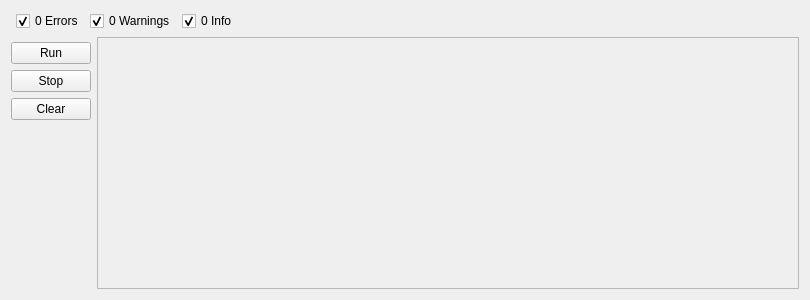
Old version of the form src/gui/ui/validatorview.ui in the repository facade-technologies-inc/facile.
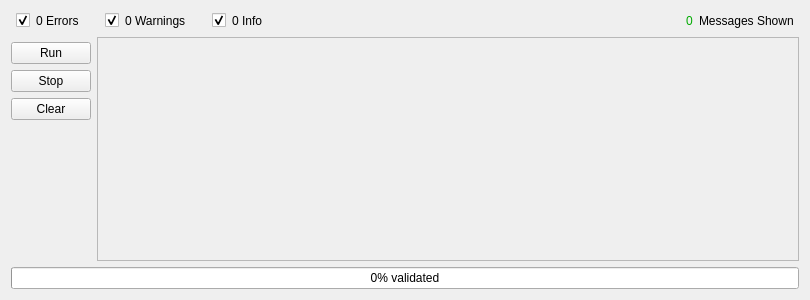
New version of the form.

Commit message: 1) Fixed linking of validator view to backend. 2) Added widgets and mechanisms for counting messages. 3) Added color to error, warning, and info counts. 4) Added validator progress bar. 5) Created testing "algorithms".

Diff of the .ui file:
```diff
--- a/src/gui/ui/validatorview.ui
+++ b/src/gui/ui/validatorview.ui
@@ -35,31 +35,84 @@
      <item>
       <widget class="QCheckBox" name="checkBoxError">
        <property name="text">
+        <string/>
+       </property>
+       <property name="checked">
+        <bool>true</bool>
+       </property>
+      </widget>
+     </item>
+     <item>
+      <widget class="QLabel" name="errorLabel">
+       <property name="text">
         <string>0 Errors</string>
        </property>
-       <property name="checked">
-        <bool>true</bool>
-       </property>
       </widget>
      </item>
+     <item>
+      <spacer name="horizontalSpacer_4">
+       <property name="orientation">
+        <enum>Qt::Horizontal</enum>
+       </property>
+       <property name="sizeType">
+        <enum>QSizePolicy::Fixed</enum>
+       </property>
+       <property name="sizeHint" stdset="0">
+        <size>
+         <width>20</width>
+         <height>20</height>
+        </size>
+       </property>
+      </spacer>
+     </item>
      <item>
       <widget class="QCheckBox" name="checkBoxWarning">
        <property name="text">
+        <string/>
+       </property>
+       <property name="checked">
+        <bool>true</bool>
+       </property>
+      </widget>
+     </item>
+     <item>
+      <widget class="QLabel" name="warningLabel">
+       <property name="text">
         <string>0 Warnings</string>
        </property>
-       <property name="checked">
-        <bool>true</bool>
-       </property>
       </widget>
      </item>
+     <item>
+      <spacer name="horizontalSpacer_5">
+       <property name="orientation">
+        <enum>Qt::Horizontal</enum>
+       </property>
+       <property name="sizeType">
+        <enum>QSizePolicy::Fixed</enum>
+       </property>
+       <property name="sizeHint" stdset="0">
+        <size>
+         <width>20</width>
+         <height>20</height>
+        </size>
+       </property>
+      </spacer>
+     </item>
      <item>
       <widget class="QCheckBox" name="checkBoxInfo">
        <property name="text">
+        <string/>
+       </property>
+       <property name="checked">
+        <bool>true</bool>
+       </property>
+      </widget>
+     </item>
+     <item>
+      <widget class="QLabel" name="infoLabel">
+       <property name="text">
         <string>0 Info</string>
        </property>
-       <property name="checked">
-        <bool>true</bool>
-       </property>
       </widget>
      </item>
      <item>
@@ -67,9 +120,45 @@
        <property name="orientation">
         <enum>Qt::Horizontal</enum>
        </property>
+       <property name="sizeType">
+        <enum>QSizePolicy::MinimumExpanding</enum>
+       </property>
        <property name="sizeHint" stdset="0">
         <size>
-         <width>40</width>
+         <width>100</width>
+         <height>20</height>
+        </size>
+       </property>
+      </spacer>
+     </item>
+     <item>
+      <widget class="QLabel" name="messageCountLabel">
+       <property name="styleSheet">
+        <string notr="true">color: rgb(0, 170, 0);</string>
+       </property>
+       <property name="text">
+        <string>0</string>
+       </property>
+      </widget>
+     </item>
+     <item>
+      <widget class="QLabel" name="label">
+       <property name="text">
+        <string>Messages Shown</string>
+       </property>
+      </widget>
+     </item>
+     <item>
+      <spacer name="horizontalSpacer_3">
+       <property name="orientation">
+        <enum>Qt::Horizontal</enum>
+       </property>
+       <property name="sizeType">
+        <enum>QSizePolicy::Fixed</enum>
+       </property>
+       <property name="sizeHint" stdset="0">
+        <size>
+         <width>5</width>
          <height>20</height>
         </size>
        </property>
@@ -144,7 +233,7 @@
           <x>0</x>
           <y>0</y>
           <width>700</width>
-          <height>247</height>
+          <height>219</height>
          </rect>
         </property>
        </widget>
@@ -152,6 +241,28 @@
      </item>
     </layout>
    </item>
+   <item>
+    <widget class="QProgressBar" name="algorithmProgressBar">
+     <property name="value">
+      <number>0</number>
+     </property>
+     <property name="alignment">
+      <set>Qt::AlignCenter</set>
+     </property>
+     <property name="textVisible">
+      <bool>true</bool>
+     </property>
+     <property name="invertedAppearance">
+      <bool>false</bool>
+     </property>
+     <property name="textDirection">
+      <enum>QProgressBar::TopToBottom</enum>
+     </property>
+     <property name="format">
+      <string>%p% validated</string>
+     </property>
+    </widget>
+   </item>
   </layout>
  </widget>
  <resources/>
```
The commit also changes 5 other files.
